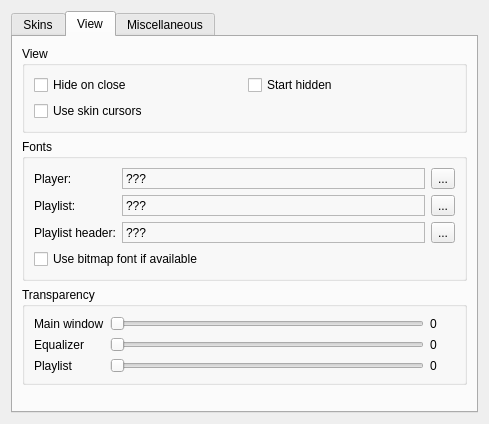
Before: the Qt Designer form src/plugins/Ui/skinned/forms/skinnedsettings.ui in ksv1986/qmmp-staging, drawn with Qt 5.
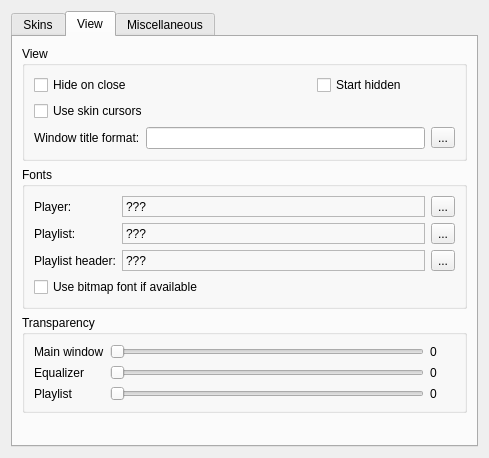
After: the same form once the commit is applied. The open tabs and pages were chosen to show the change.

Commit message: added feature to change window title

```diff
--- a/src/plugins/Ui/skinned/forms/skinnedsettings.ui
+++ b/src/plugins/Ui/skinned/forms/skinnedsettings.ui
@@ -7,7 +7,7 @@
     <x>0</x>
     <y>0</y>
     <width>489</width>
-    <height>424</height>
+    <height>458</height>
    </rect>
   </property>
   <property name="windowTitle">
@@ -94,28 +94,49 @@
          <property name="title">
           <string>View</string>
          </property>
-         <layout class="QGridLayout" name="gridLayout_5">
-          <item row="0" column="0">
+         <layout class="QGridLayout" name="gridLayout">
+          <item row="0" column="0" rowspan="2" colspan="2">
            <widget class="QCheckBox" name="hideOnCloseCheckBox">
             <property name="text">
              <string>Hide on close</string>
             </property>
            </widget>
           </item>
-          <item row="0" column="1">
+          <item row="0" column="2" rowspan="2">
            <widget class="QCheckBox" name="hiddenCheckBox">
             <property name="text">
              <string>Start hidden</string>
             </property>
            </widget>
           </item>
-          <item row="1" column="0" colspan="2">
+          <item row="2" column="0" colspan="3">
            <widget class="QCheckBox" name="skinCursorsCheckBox">
             <property name="text">
              <string>Use skin cursors</string>
             </property>
            </widget>
           </item>
+          <item row="3" column="0" colspan="3">
+           <layout class="QHBoxLayout" name="horizontalLayout">
+            <item>
+             <widget class="QLabel" name="label_6">
+              <property name="text">
+               <string>Window title format:</string>
+              </property>
+             </widget>
+            </item>
+            <item>
+             <widget class="QLineEdit" name="windowTitleLineEdit"/>
+            </item>
+            <item>
+             <widget class="QToolButton" name="windowTitleButton">
+              <property name="text">
+               <string>...</string>
+              </property>
+             </widget>
+            </item>
+           </layout>
+          </item>
          </layout>
         </widget>
        </item>
```
The commit also changes 3 other files.
